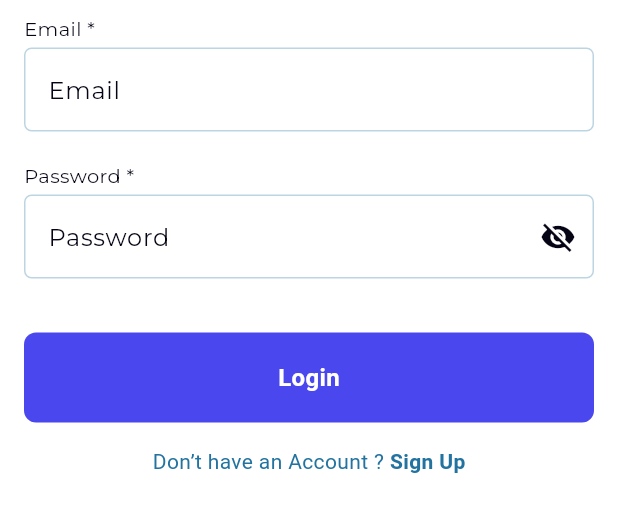
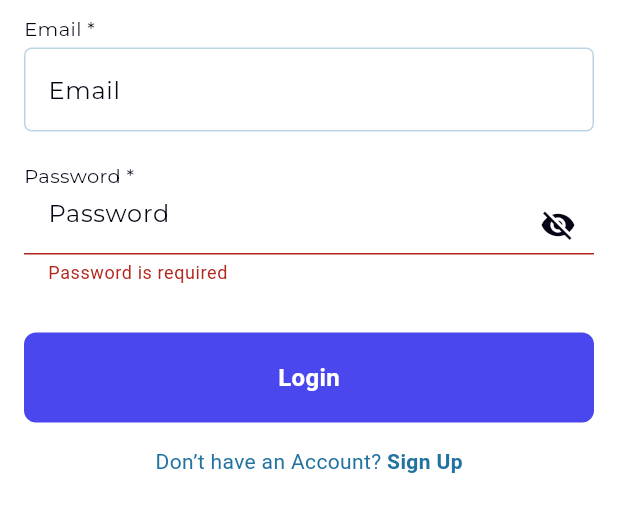
Before and after one commit to KhalidMeftu/smart_task_mobile, a Flutter app: the screen it shows after launch, after a tap on "Login", on a phone screen of 412 x 824 dp, the part 542-1074 px from its top. Run offline on Flutter 3.47's test engine with Material 3 defaults, Android fonts, the phone set to English and light mode, and no system bars; our stand-ins replace dio, firebase_core, firebase_messaging, flutter_secure_storage, flutter_svg, get_it and 4 more; accounts and stored records are empty; network calls fail.

Commit message:
implemneted login page auth, onboarding, new AuthWrapper page to control logic

```diff
--- a/lib/common/app_ui_configs/app_colors/app_colors.dart
+++ b/lib/common/app_ui_configs/app_colors/app_colors.dart
@@ -9,8 +9,16 @@ class SmartTaskAppColors {
   static Color whiteColor = const Color(0xffffffff);
   static Color buttonBackGroundColor = const Color(0xff4a47ee);
   static Color greyColor = const Color(0xff808080);
+  static Color onboardIntialColor= const  Color(0xffDAD3C8);
+  static Color onboardSecondColor= const   Color(0xffFFE5DE);
+  static Color onboardThirdColor= const   Color(0xffDCF6E6);
+
   //#e6b327
 //eae7ef
 //eae7ef
 //7c74d4
+
+
+
+
 }
--- a/lib/core/network/api_client.dart
+++ b/lib/core/network/api_client.dart
@@ -10,8 +10,8 @@ class ApiClient {
   ApiClient({required this.baseUrl}) {
     _dio = Dio(BaseOptions(
       baseUrl: baseUrl,
-      connectTimeout: const Duration(seconds: 10),
-      receiveTimeout: const Duration(seconds: 10),
+      connectTimeout: const Duration(seconds: 180),
+      receiveTimeout: const Duration(seconds: 180),
     ));
     _dio.interceptors.add(PrettyDioLogger());
     _initializeAuthToken();
@@ -38,7 +38,8 @@ class ApiClient {
   }
 
   Future<String?> getUserID() async {
-    return await _secureStorage.read(key: 'user_id');
+    String? savedUserID = await _secureStorage.read(key: 'user_id');
+    return savedUserID;
   }
 
   Future<String?> getAuthToken() async {
--- a/lib/dependency_injection.dart
+++ b/lib/dependency_injection.dart
@@ -1,4 +1,5 @@
 import 'package:get_it/get_it.dart';
+import 'package:smart_mobile_app/presentation/providers/auth_provider.dart';
 
 import 'core/network/api_client.dart';
 import 'data/usecase/login_usecase.dart';
@@ -10,4 +11,6 @@ void setupLocator() {
   getIt.registerLazySingleton<ApiClient>(() => ApiClient(baseUrl: 'http://192.168.8.108:8000/api'));
   getIt.registerLazySingleton<AuthRepository>(() => AuthRepository(getIt<ApiClient>()));
   getIt.registerLazySingleton<LoginUseCase>(() => LoginUseCase(getIt<AuthRepository>()));
+  getIt.registerLazySingleton<AuthProvider>(() => AuthProvider()); // Register AuthProvider
+
 }
--- a/lib/main.dart
+++ b/lib/main.dart
@@ -6,6 +6,7 @@ import 'package:smart_mobile_app/presentation/screens/home_screen.dart';
 import 'common/routes/app_routes.dart';
 import 'dependency_injection.dart';
 import 'firebase_options.dart';
+import 'new_presentation/presentation/screens/auth_wrapper.dart';
 import 'presentation/providers/auth_provider.dart';
 import 'presentation/screens/login_screen.dart';
 
@@ -33,18 +34,15 @@ void main() async {
 class MyApp extends StatelessWidget {
   @override
   Widget build(BuildContext context) {
-    return Consumer<AuthTokenProvider>(
-        builder: (context, authProvider, _) {
+
     return MaterialApp(
       title: 'Smart Task App',
       theme: ThemeData(
         primarySwatch: Colors.blue,
       ),
+      home: const AuthWrapper(),
       onGenerateRoute: RouteGenerator.getRoute,
-            initialRoute: authProvider.token != null
-                ? SmartTaskAppRoutes.homePage
-                : SmartTaskAppRoutes.loginPage,
     );
-        });
+
   }
 }
--- a/lib/new_presentation/presentation/common_widgets/custom_button/custom_button.dart
+++ b/lib/new_presentation/presentation/common_widgets/custom_button/custom_button.dart
@@ -2,7 +2,7 @@ import 'package:flutter/material.dart';
 
 class CustomButton extends StatelessWidget {
   final String text;
-  final VoidCallback onTap;
+  final VoidCallback? onTap;
   final Color bgColor;
   final Color textColor;
   final double borderRadius;
--- /dev/null
+++ b/lib/new_presentation/presentation/screens/auth_wrapper.dart
@@ -0,0 +1,23 @@
+import 'package:flutter/material.dart';
+import 'package:provider/provider.dart';
+import 'package:smart_mobile_app/new_presentation/presentation/screens/tasks/addtask/add_task.dart';
+import 'package:smart_mobile_app/presentation/providers/authentication_token_provider.dart';
+
+import 'login_screen/login_page.dart';
+
+class AuthWrapper extends StatelessWidget {
+  const AuthWrapper({Key? key}) : super(key: key);
+
+  @override
+  Widget build(BuildContext context) {
+    return Consumer<AuthTokenProvider>(
+      builder: (context, authProvider, _) {
+        if (authProvider.token != null) {
+          return AddTask();
+        } else {
+          return LoginPage();
+        }
+      },
+    );
+  }
+}
--- a/lib/new_presentation/presentation/screens/login_screen/components/mobile_login_screen.dart
+++ b/lib/new_presentation/presentation/screens/login_screen/components/mobile_login_screen.dart
@@ -3,15 +3,15 @@ import 'package:smart_mobile_app/common/app_ui_configs/app_colors/app_colors.dar
 import 'package:smart_mobile_app/common/app_ui_configs/app_fonts/app_fonts.dart';
 import 'package:smart_mobile_app/common/app_ui_configs/app_paddings/app_paddings.dart';
 import 'package:smart_mobile_app/common/routes/app_routes.dart';
+import 'package:smart_mobile_app/dependency_injection.dart';
 import 'package:smart_mobile_app/new_presentation/presentation/common_widgets/custom_button/custom_button.dart';
 import 'package:smart_mobile_app/new_presentation/presentation/common_widgets/custom_image_viewer/custom_image_view.dart';
 import 'package:smart_mobile_app/new_presentation/presentation/common_widgets/custom_textfield/custom_text_field.dart';
+import 'package:smart_mobile_app/presentation/providers/auth_provider.dart';
 
 
 class LoginScreen extends StatefulWidget {
-  const LoginScreen({
-    super.key,
-  });
+  const LoginScreen({super.key});
 
   @override
   State<LoginScreen> createState() => _LoginScreenState();
@@ -21,18 +21,53 @@ class _LoginScreenState extends State<LoginScreen> {
   final _formKey = GlobalKey<FormState>();
   final emailController = TextEditingController();
   final passwordController = TextEditingController();
+  bool isLoading = false;
+
+  void _login() async {
+    if (_formKey.currentState!.validate()) {
+      setState(() => isLoading = true);
+
+      final authProvider = getIt<AuthProvider>();
+      bool success = await authProvider.login(
+        emailController.text.trim(),
+        passwordController.text.trim(),
+      );
+
+
+
+      setState(() => isLoading = false);
+
+
+      if (success) {
+        WidgetsBinding.instance.addPostFrameCallback((_) {
+          Navigator.pushReplacementNamed(context, SmartTaskAppRoutes.addTask);
+        });
+      }
+      else {
+
+        ScaffoldMessenger.of(context).showSnackBar(
+          const SnackBar(content: Text("Invalid email or password")),
+        );
+      }
+    }
+  }
+
+  @override
+  void dispose() {
+    emailController.dispose();
+    passwordController.dispose();
+    super.dispose();
+  }
+
   @override
   Widget build(BuildContext context) {
-    return  Padding(
-      padding: EdgeInsets.only(left: SmartTaskPaddings.s16, right:  SmartTaskPaddings.s16),
+    return Padding(
+      padding: const EdgeInsets.symmetric(horizontal: SmartTaskPaddings.s16),
       child: Column(
         mainAxisAlignment: MainAxisAlignment.center,
         children: <Widget>[
-          SizedBox(height: 50,),
-
-          CustomImageView(
-            imagePath: 'assets/images/login_signup_header_image.png',
-          ),
+          const SizedBox(height: 50),
+          CustomImageView(imagePath: 'assets/images/login_signup_header_image.png'),
           Center(
             child: Text(
               "Smart Task Management",
@@ -42,13 +77,11 @@ class _LoginScreenState extends State<LoginScreen> {
               style: SmartTaskFonts.medium().copyWith(fontSize: 18),
             ),
           ),
-          SizedBox(
-            height: 10,
-          ),
+          const SizedBox(height: 10),
           Form(
+            key: _formKey,
             child: Column(
               crossAxisAlignment: CrossAxisAlignment.center,
-              mainAxisAlignment: MainAxisAlignment.center,
               children: [
                 CustomTextField(
                   required: true,
@@ -56,7 +89,6 @@ class _LoginScreenState extends State<LoginScreen> {
                   controller: emailController,
                   keyboardType: TextInputType.emailAddress,
                 ),
-
                 Padding(
                   padding: const EdgeInsets.symmetric(vertical: SmartTaskPaddings.s16),
                   child: CustomTextField(
@@ -67,11 +99,10 @@ class _LoginScreenState extends State<LoginScreen> {
                   ),
                 ),
                 const SizedBox(height: SmartTaskPaddings.s16),
-
-                CustomButton(
-                  onTap: (){
-
-                  },
+                isLoading
+                    ? const CircularProgressIndicator()
+                    : CustomButton(
+                  onTap: _login,
                   text: "Login",
                   bgColor: SmartTaskAppColors.buttonBackGroundColor,
                 ),
@@ -80,17 +111,14 @@ class _LoginScreenState extends State<LoginScreen> {
                   mainAxisAlignment: MainAxisAlignment.center,
                   children: <Widget>[
                     Text(
-                    "Don’t have an Account ? ",
-                      style:TextStyle(color:SmartTaskAppColors.primaryColor),
+                      "Don’t have an Account? ",
+                      style: TextStyle(color: SmartTaskAppColors.primaryColor),
                     ),
                     GestureDetector(
-                      onTap: (){
-                        Navigator.pushNamed(context, SmartTaskAppRoutes.signUpPage);
-
-                      },
+                      onTap: () => Navigator.pushNamed(context, SmartTaskAppRoutes.signUpPage),
                       child: Text(
                         "Sign Up",
-                        style:  TextStyle(
+                        style: TextStyle(
                           color: SmartTaskAppColors.primaryColor,
                           fontWeight: FontWeight.bold,
                         ),
@@ -98,7 +126,6 @@ class _LoginScreenState extends State<LoginScreen> {
                     )
                   ],
                 )
-
               ],
             ),
           ),
--- a/lib/presentation/providers/authentication_token_provider.dart
+++ b/lib/presentation/providers/authentication_token_provider.dart
@@ -13,6 +13,9 @@ class AuthTokenProvider with ChangeNotifier {
 
   Future<void> _checkAuthToken() async {
     _token = await _apiClient.getAuthToken();
+    print("Notifying Listners");
+    print(_token);
+    print(token);
     notifyListeners();
   }
 }
```
Also changed, not shown: lib/new_presentation/presentation/screens/onboading_screen/onboarding_page.dart (+4 -4 lines), lib/new_presentation/presentation/screens/register_screen/components/sign_up_screen.dart (+69 -32 lines), lib/presentation/providers/auth_provider.dart (+17 -6 lines). Lines whose indentation alone changed are shown as unchanged.
